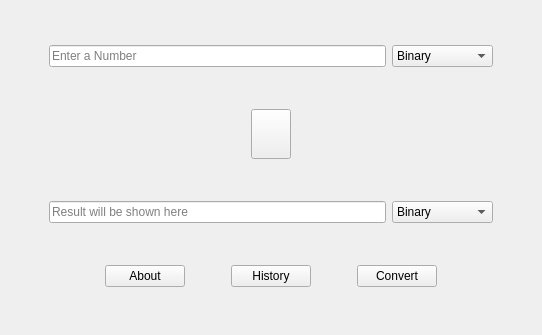
Before: the Qt Designer form mainwindow.ui in NazakatUmrani/Number-System-Converter-with-Big-Numbers-Handling-GUI-Qt, drawn with Qt 5.
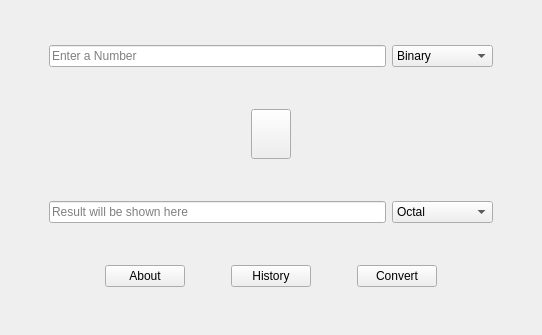
After: the same form once the commit is applied.

Commit message: Combobox index changing also perform conversions

The edit to the form file:
```diff
--- a/mainwindow.ui
+++ b/mainwindow.ui
@@ -222,11 +222,6 @@
         <property name="enabled">
          <bool>true</bool>
         </property>
-        <item>
-         <property name="text">
-          <string>Binary</string>
-         </property>
-        </item>
         <item>
          <property name="text">
           <string>Octal</string>
```
The commit also changes 3 other files.
